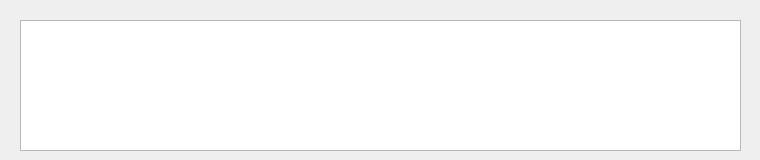
Before: the Qt Designer form main.ui in slaav1k/zadacha_1_dz, drawn with Qt 5.
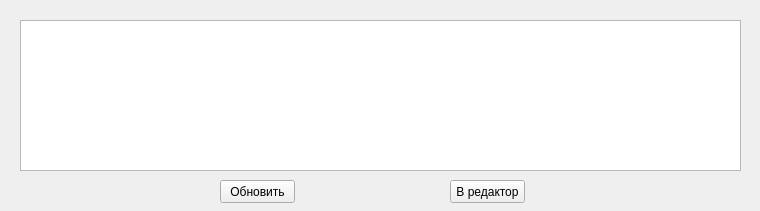
After: the same form once the commit is applied.

Commit message: таблица, программа, дизайны

The edit to the form file:
```diff
--- a/main.ui
+++ b/main.ui
@@ -7,7 +7,7 @@
     <x>0</x>
     <y>0</y>
     <width>760</width>
-    <height>160</height>
+    <height>211</height>
    </rect>
   </property>
   <property name="windowTitle">
@@ -19,10 +19,36 @@
      <x>20</x>
      <y>20</y>
      <width>721</width>
-     <height>131</height>
+     <height>151</height>
     </rect>
    </property>
   </widget>
+  <widget class="QPushButton" name="go_redactor">
+   <property name="geometry">
+    <rect>
+     <x>450</x>
+     <y>180</y>
+     <width>75</width>
+     <height>23</height>
+    </rect>
+   </property>
+   <property name="text">
+    <string>В редактор</string>
+   </property>
+  </widget>
+  <widget class="QPushButton" name="pushButton">
+   <property name="geometry">
+    <rect>
+     <x>220</x>
+     <y>180</y>
+     <width>75</width>
+     <height>23</height>
+    </rect>
+   </property>
+   <property name="text">
+    <string>Обновить</string>
+   </property>
+  </widget>
  </widget>
  <resources/>
  <connections/>
```
The commit also changes 3 other files.
